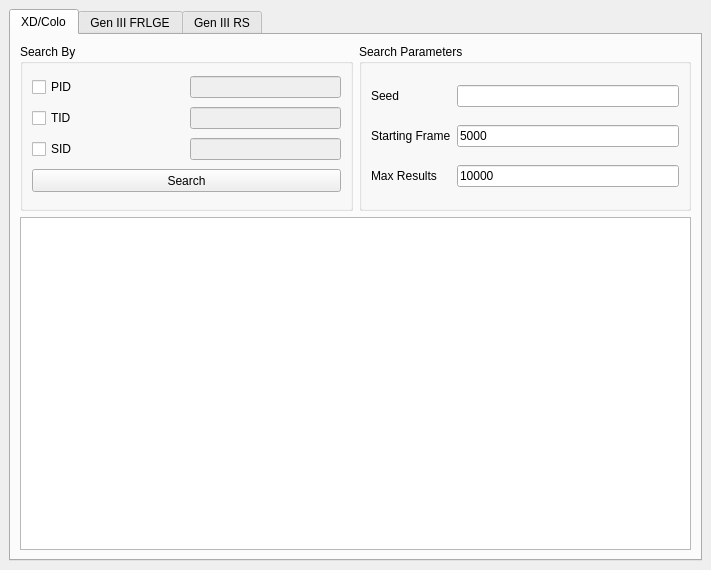
This is Forms/Gen3/IDs3.ui in Admiral-Fish/PokeFinder as Qt 5 draws it before an edit. The edited form follows.
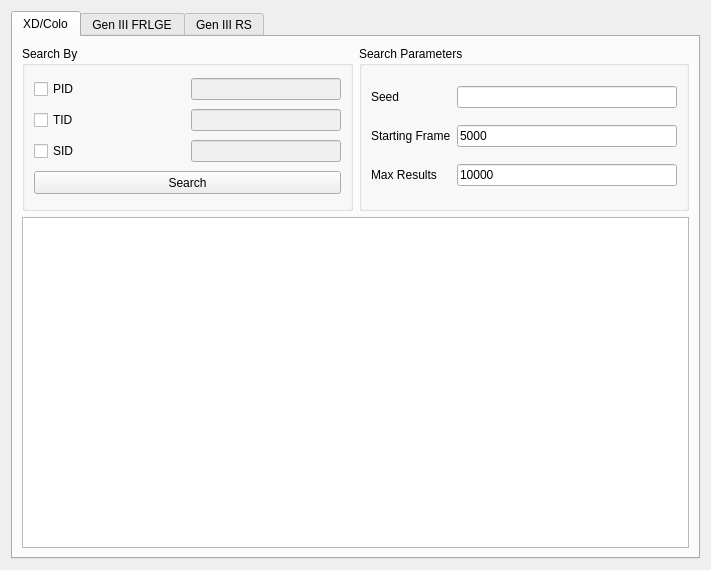
This is the edited form. Custom widgets are drawn as their Qt base class.

What changed in the file:
```diff
--- a/Forms/Gen3/IDs3.ui
+++ b/Forms/Gen3/IDs3.ui
@@ -1,7 +1,7 @@
 <?xml version="1.0" encoding="UTF-8"?>
 <ui version="4.0">
  <class>IDs3</class>
- <widget class="QMainWindow" name="IDs3">
+ <widget class="QWidget" name="IDs3">
   <property name="geometry">
    <rect>
     <x>0</x>
@@ -31,7 +31,6 @@
   <property name="windowTitle">
    <string>Gen 3 TID\SID</string>
   </property>
-  <widget class="QWidget" name="centralwidget">
    <layout class="QGridLayout" name="gridLayout_5">
     <item row="0" column="0">
      <widget class="QTabWidget" name="tabWidget">
@@ -775,7 +774,6 @@
      </widget>
     </item>
    </layout>
-  </widget>
  </widget>
  <customwidgets>
   <customwidget>
```
Lines whose indentation alone changed are shown as unchanged.
